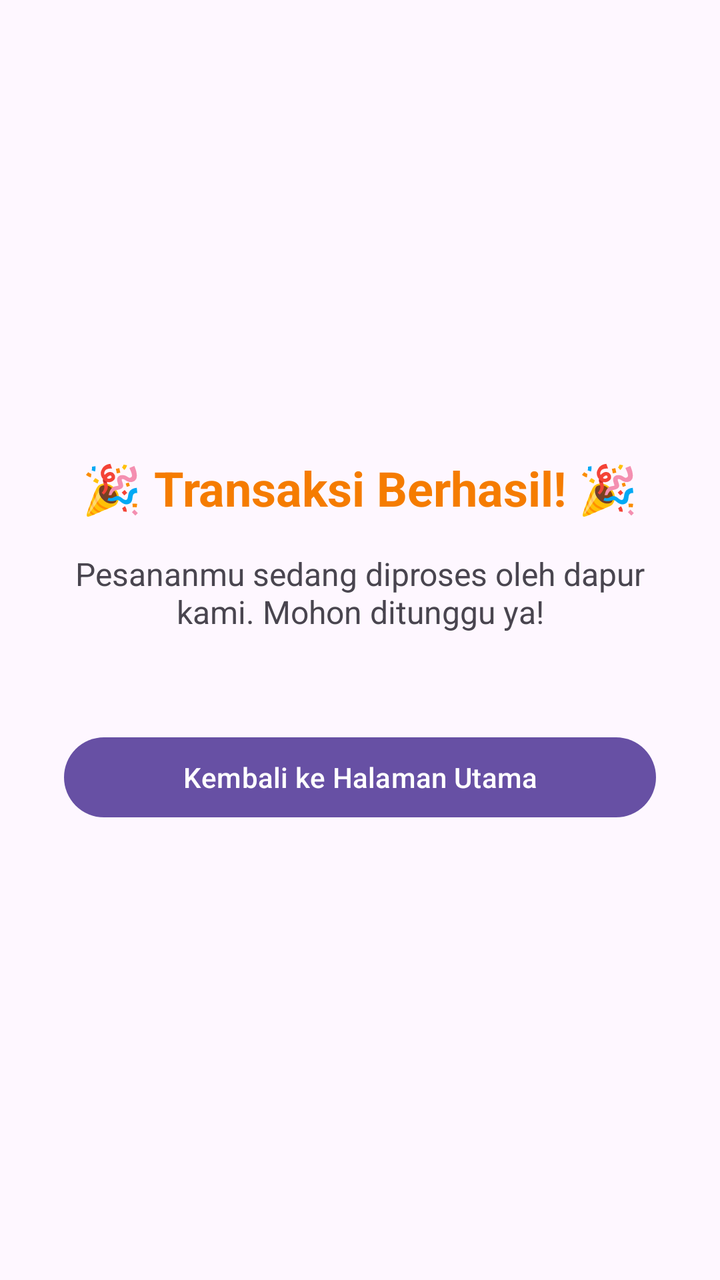
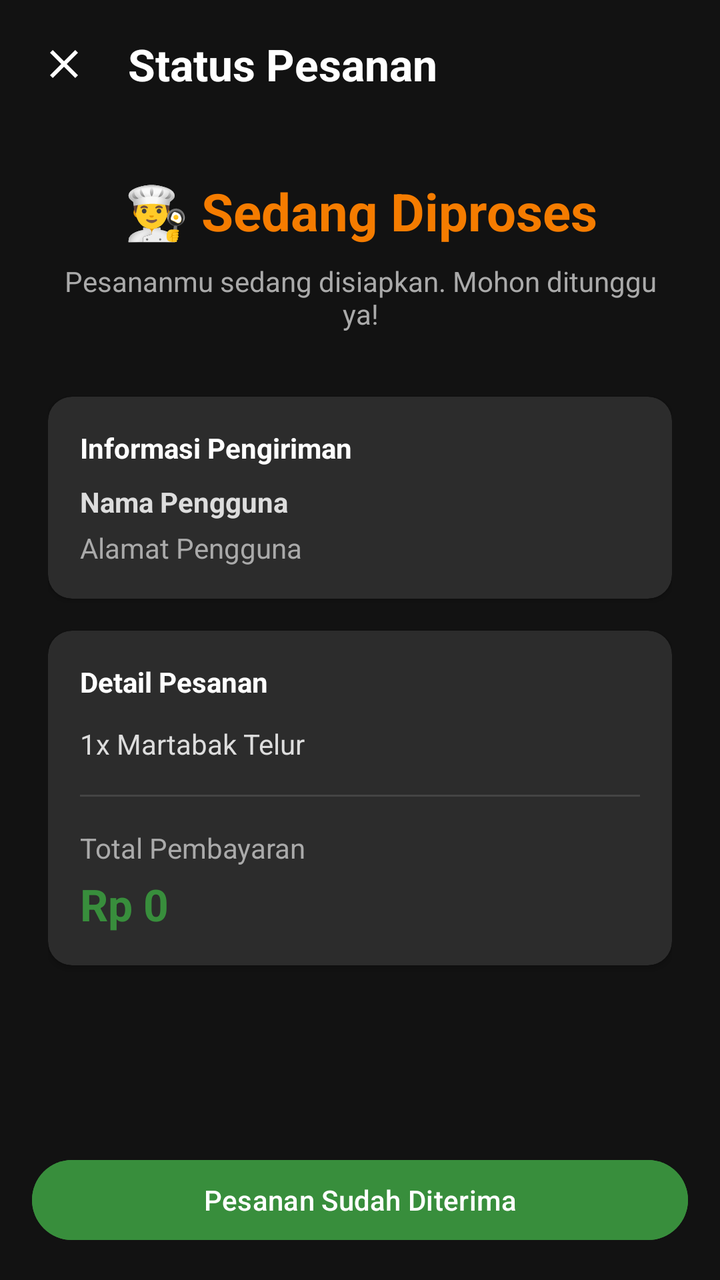

The first picture is an Android layout as it rendered before a commit; the second is the same layout after the commit. The layout source and the unified diff follow.
<!-- AndroidManifest.xml: application theme Theme.MartabakDanTerangBulan -->
<!-- res/layout/activity_transaction.xml -->
<?xml version="1.0" encoding="utf-8"?>
<androidx.constraintlayout.widget.ConstraintLayout xmlns:android="http://schemas.android.com/apk/res/android"
    xmlns:app="http://schemas.android.com/apk/res-auto"
    android:layout_width="match_parent"
    android:layout_height="match_parent"
    android:padding="32dp">

    <TextView
        android:id="@+id/tvSukses"
        android:layout_width="wrap_content"
        android:layout_height="wrap_content"
        android:text="🎉 Transaksi Berhasil! 🎉"
        android:textSize="24sp"
        android:textStyle="bold"
        android:textColor="@color/orange_primary"
        app:layout_constraintTop_toTopOf="parent"
        app:layout_constraintBottom_toTopOf="@id/tvMakasih"
        app:layout_constraintStart_toStartOf="parent"
        app:layout_constraintEnd_toEndOf="parent"
        app:layout_constraintVertical_chainStyle="packed" />

    <TextView
        android:id="@+id/tvMakasih"
        android:layout_width="match_parent"
        android:layout_height="wrap_content"
        android:text="Pesananmu sedang diproses oleh dapur kami. Mohon ditunggu ya!"
        android:textAlignment="center"
        android:textSize="16sp"
        android:layout_marginTop="16dp"
        app:layout_constraintTop_toBottomOf="@id/tvSukses"
        app:layout_constraintBottom_toTopOf="@id/btnSelesai" />

    <Button
        android:id="@+id/btnSelesai"
        android:layout_width="match_parent"
        android:layout_height="wrap_content"
        android:text="Kembali ke Halaman Utama"
        android:layout_marginTop="48dp"
        app:layout_constraintTop_toBottomOf="@id/tvMakasih"
        app:layout_constraintBottom_toBottomOf="parent" />

</androidx.constraintlayout.widget.ConstraintLayout>
<!-- resources referenced by this layout -->
<resources>
  <color name="orange_primary">#F57C00</color>
  <style name="Theme.MartabakDanTerangBulan" parent="Base.Theme.MartabakDanTerangBulan" />
  <style name="Base.Theme.MartabakDanTerangBulan" parent="Theme.Material3.DayNight.NoActionBar">
          
          
      </style>
</resources>

<!-- the commit's change to res/layout/activity_transaction.xml (unified diff, before → after) -->
@@ -3,40 +3,171 @@
     xmlns:app="http://schemas.android.com/apk/res-auto"
     android:layout_width="match_parent"
     android:layout_height="match_parent"
-    android:padding="32dp">
+    android:background="#121212">
 
-    <TextView
-        android:id="@+id/tvSukses"
-        android:layout_width="wrap_content"
-        android:layout_height="wrap_content"
-        android:text="🎉 Transaksi Berhasil! 🎉"
-        android:textSize="24sp"
-        android:textStyle="bold"
-        android:textColor="@color/orange_primary"
-        app:layout_constraintTop_toTopOf="parent"
-        app:layout_constraintBottom_toTopOf="@id/tvMakasih"
-        app:layout_constraintStart_toStartOf="parent"
-        app:layout_constraintEnd_toEndOf="parent"
-        app:layout_constraintVertical_chainStyle="packed" />
-
-    <TextView
-        android:id="@+id/tvMakasih"
+    
+    <LinearLayout
+        android:id="@+id/headerStatus"
         android:layout_width="match_parent"
         android:layout_height="wrap_content"
-        android:text="Pesananmu sedang diproses oleh dapur kami. Mohon ditunggu ya!"
-        android:textAlignment="center"
-        android:textSize="16sp"
-        android:layout_marginTop="16dp"
-        app:layout_constraintTop_toBottomOf="@id/tvSukses"
-        app:layout_constraintBottom_toTopOf="@id/btnSelesai" />
+        android:orientation="horizontal"
+        android:gravity="center_vertical"
+        android:padding="16dp"
+        app:layout_constraintTop_toTopOf="parent">
+
+        <ImageButton
+            android:id="@+id/btnBackStatus"
+            android:layout_width="32dp"
+            android:layout_height="32dp"
+            android:src="@drawable/ic_back_arrow"
+            android:background="?attr/selectableItemBackgroundBorderless"
+            app:tint="@color/white" />
+
+        <TextView
+            android:layout_width="wrap_content"
+            android:layout_height="wrap_content"
+            android:text="Status Pesanan"
+            android:textSize="22sp"
+            android:textStyle="bold"
+            android:textColor="@color/white"
+            android:layout_marginStart="16dp" />
+    </LinearLayout>
+
+    <ScrollView
+        android:layout_width="match_parent"
+        android:layout_height="0dp"
+        android:fillViewport="true"
+        app:layout_constraintTop_toBottomOf="@id/headerStatus"
+        app:layout_constraintBottom_toTopOf="@id/btnSelesai">
+
+        <LinearLayout
+            android:layout_width="match_parent"
+            android:layout_height="wrap_content"
+            android:orientation="vertical"
+            android:padding="24dp">
+
+            <TextView
+                android:layout_width="match_parent"
+                android:layout_height="wrap_content"
+                android:text="👨‍🍳 Sedang Diproses"
+                android:textSize="26sp"
+                android:textStyle="bold"
+                android:textColor="@color/orange_primary"
+                android:textAlignment="center"
+                android:layout_marginBottom="8dp"/>
+
+            <TextView
+                android:layout_width="match_parent"
+                android:layout_height="wrap_content"
+                android:text="Pesananmu sedang disiapkan. Mohon ditunggu ya!"
+                android:textColor="#AAAAAA"
+                android:textAlignment="center"
+                android:layout_marginBottom="32dp"/>
+
+            
+            <androidx.cardview.widget.CardView
+                android:layout_width="match_parent"
+                android:layout_height="wrap_content"
+                app:cardBackgroundColor="#2C2C2C"
+                app:cardCornerRadius="12dp"
+                android:layout_marginBottom="16dp">
+
+                <LinearLayout
+                    android:layout_width="match_parent"
+                    android:layout_height="wrap_content"
+                    android:orientation="vertical"
+                    android:padding="16dp">
+
+                    <TextView
+                        android:layout_width="wrap_content"
+                        android:layout_height="wrap_content"
+                        android:text="Informasi Pengiriman"
+                        android:textStyle="bold"
+                        android:textColor="@color/white"
+                        android:layout_marginBottom="8dp"/>
+
+                    <TextView
+                        android:id="@+id/tvNamaPelanggan"
+                        android:layout_width="match_parent"
+                        android:layout_height="wrap_content"
+                        android:text="Nama Pengguna"
+                        android:textColor="#DDDDDD"
+                        android:textStyle="bold"/>
+
+                    <TextView
+                        android:id="@+id/tvAlamatPelanggan"
+                        android:layout_width="match_parent"
+                        android:layout_height="wrap_content"
+                        android:text="Alamat Pengguna"
+                        android:textColor="#AAAAAA"
+                        android:layout_marginTop="4dp"/>
+                </LinearLayout>
+            </androidx.cardview.widget.CardView>
+
+            
+            <androidx.cardview.widget.CardView
+                android:layout_width="match_parent"
+                android:layout_height="wrap_content"
+                app:cardBackgroundColor="#2C2C2C"
+                app:cardCornerRadius="12dp">
+
+                <LinearLayout
+                    android:layout_width="match_parent"
+                    android:layout_height="wrap_content"
+                    android:orientation="vertical"
+                    android:padding="16dp">
+
+                    <TextView
+                        android:layout_width="wrap_content"
+                        android:layout_height="wrap_content"
+                        android:text="Detail Pesanan"
+                        android:textStyle="bold"
+                        android:textColor="@color/white"
+                        android:layout_marginBottom="12dp"/>
+
+                    <TextView
+                        android:id="@+id/tvDaftarPesanan"
+                        android:layout_width="match_parent"
+                        android:layout_height="wrap_content"
+                        android:text="1x Martabak Telur"
+                        android:textColor="#DDDDDD"
+                        android:lineSpacingExtra="6dp" />
+
+                    <View
+                        android:layout_width="match_parent"
+                        android:layout_height="1dp"
+                        android:background="#444444"
+                        android:layout_marginTop="16dp"
+                        android:layout_marginBottom="16dp"/>
+
+                    <TextView
+                        android:layout_width="wrap_content"
+                        android:layout_height="wrap_content"
+                        android:text="Total Pembayaran"
+                        android:textColor="#AAAAAA"/>
+
+                    <TextView
+                        android:id="@+id/tvTotalBayarStatus"
+                        android:layout_width="match_parent"
+                        android:layout_height="wrap_content"
+                        android:text="Rp 0"
+                        android:textSize="22sp"
+                        android:textStyle="bold"
+                        android:textColor="#388E3C"
+                        android:layout_marginTop="4dp" />
+                </LinearLayout>
+            </androidx.cardview.widget.CardView>
+        </LinearLayout>
+    </ScrollView>
 
     <Button
         android:id="@+id/btnSelesai"
         android:layout_width="match_parent"
         android:layout_height="wrap_content"
-        android:text="Kembali ke Halaman Utama"
-        android:layout_marginTop="48dp"
-        app:layout_constraintTop_toBottomOf="@id/tvMakasih"
+        android:layout_margin="16dp"
+        android:text="Pesanan Sudah Diterima"
+        android:backgroundTint="#388E3C"
+        android:textColor="@color/white"
         app:layout_constraintBottom_toBottomOf="parent" />
 
 </androidx.constraintlayout.widget.ConstraintLayout>
<!-- resource entries referenced after the edit -->
@@ -1,6 +1,19 @@
 <!-- resources referenced by this layout -->
 <resources>
   <color name="orange_primary">#F57C00</color>
+  <color name="white">#FFFFFFFF</color>
+  <!-- drawable ic_back_arrow (drawable) -->
+  <?xml version="1.0" encoding="utf-8"?>
+  <vector xmlns:android="http://schemas.android.com/apk/res/android"
+      android:width="24dp"
+      android:height="24dp"
+      android:viewportWidth="24"
+      android:viewportHeight="24"
+      android:tint="#000000">
+      <path
+          android:fillColor="@android:color/white"
+          android:pathData="M19,6.41L17.59,5 12,10.59 6.41,5 5,6.41 10.59,12 5,17.59 6.41,19 12,13.41 17.59,19 19,17.59 13.41,12z" />
+  </vector>
   <style name="Theme.MartabakDanTerangBulan" parent="Base.Theme.MartabakDanTerangBulan" />
   <style name="Base.Theme.MartabakDanTerangBulan" parent="Theme.Material3.DayNight.NoActionBar">
           
